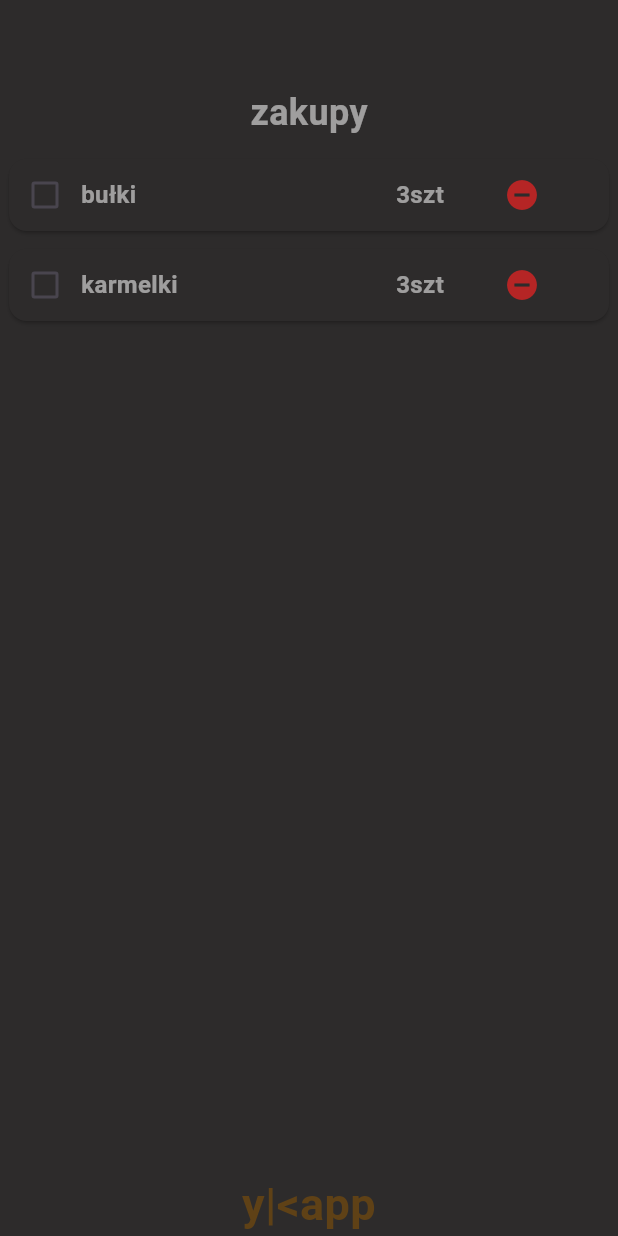
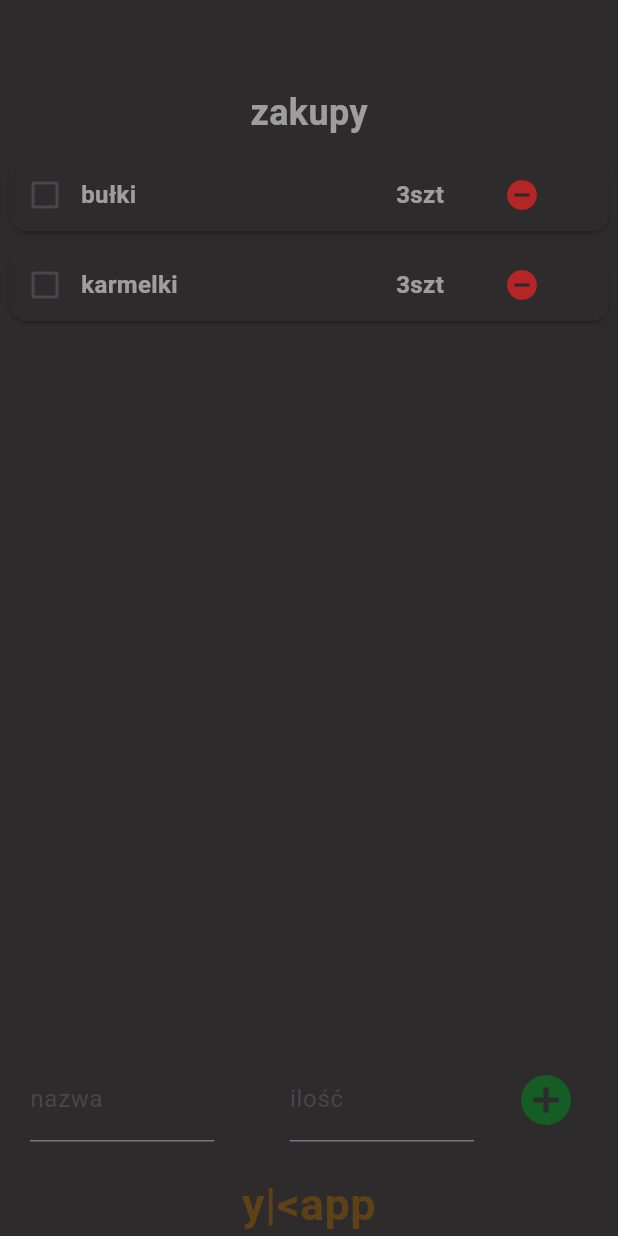
Before and after one commit to yakubus/shopinglist, a Flutter app: the screen it shows after launch, after a tap on "zakupy", on a phone screen of 412 x 824 dp. Run offline on Flutter 3.47's test engine with Material 3 defaults, Android fonts, the phone set to English and light mode, and no system bars; our stand-ins replace flutter_hooks, go_router, hooks_riverpod; Roboto replaces fonts that are missing (Helvetica Neue).

Commit message:
dodawanie item na listę♂ zakupów

```diff
--- a/lib/style/style.dart
+++ b/lib/style/style.dart
@@ -25,3 +25,12 @@ TextStyle headerTextStyle() {
     fontFamily: 'Helvetica Neue',
   );
 }
+
+TextStyle hintTextStyle() {
+  return const TextStyle(
+    color: Colors.white,
+    fontSize: 12,
+    fontWeight: FontWeight.bold,
+    fontFamily: 'Helvetica Neue',
+  );
+}
--- /dev/null
+++ b/lib/views/shoplist_view/new_item.dart
@@ -0,0 +1,64 @@
+import 'package:flutter/material.dart';
+
+import 'package:flutter_hooks/flutter_hooks.dart';
+import 'package:hooks_riverpod/hooks_riverpod.dart';
+import 'package:shopinglist/style/style.dart';
+import 'package:shopinglist/views/home_view/home_view.dart';
+
+class NewItem extends HookConsumerWidget {
+  final String id;
+  const NewItem({super.key, required this.id});
+
+  @override
+  Widget build(BuildContext context, WidgetRef ref) {
+    final TextEditingController itemNameTFControler =
+        useTextEditingController();
+    final TextEditingController countTFControler = useTextEditingController();
+
+    return Padding(
+      padding: const EdgeInsets.all(20.0),
+      child: Row(children: [
+        Expanded(
+          child: TextField(
+            decoration: const InputDecoration(
+              hintStyle: TextStyle(fontSize: 20.0, color: Colors.redAccent),
+              border: UnderlineInputBorder(),
+              labelText: 'nazwa',
+            ),
+            controller: itemNameTFControler,
+            style: inputTextStyle(),
+          ),
+        ),
+        const SizedBox(
+          width: 50,
+        ),
+        Expanded(
+          child: TextField(
+            decoration: InputDecoration(
+              hintStyle: hintTextStyle(),
+              border: const UnderlineInputBorder(),
+              labelText: 'ilość',
+            ),
+            controller: countTFControler,
+            style: inputTextStyle(),
+          ),
+        ),
+        const SizedBox(
+          width: 20,
+        ),
+        IconButton(
+          icon: const Icon(
+              size: 40,
+              color: Color.fromARGB(183, 11, 112, 33),
+              Icons.add_circle),
+          onPressed: () {
+            ref.read(shopListProvider.notifier).addItem(
+                id: id,
+                itemName: itemNameTFControler.text,
+                counter: countTFControler.text);
+          },
+        )
+      ]),
+    );
+  }
+}
--- a/lib/views/shoplist_view/shoplist_view.dart
+++ b/lib/views/shoplist_view/shoplist_view.dart
@@ -3,13 +3,13 @@ import 'package:hooks_riverpod/hooks_riverpod.dart';
 import 'package:shopinglist/models/shoplist.dart';
 import 'package:shopinglist/models/shoplist_item.dart';
 import 'package:shopinglist/views/footer.dart';
+import 'package:shopinglist/views/shoplist_view/new_item.dart';
 import 'package:shopinglist/views/shoplist_view/shoplist_item.dart';
 
 import '../../style/style.dart';
 
 class ShopListView extends HookConsumerWidget {
   final Shoplist list;
-
   const ShopListView({Key? key, required this.list}) : super(key: key);
 
   @override
@@ -49,6 +49,7 @@ class ShopListView extends HookConsumerWidget {
                   },
                 ),
               ),
+            NewItem(id: list.id),
             const FooterApp(),
           ],
         ),
```
Also changed, not shown: lib/models/shoplist_colection.dart (+19 -2 lines).
